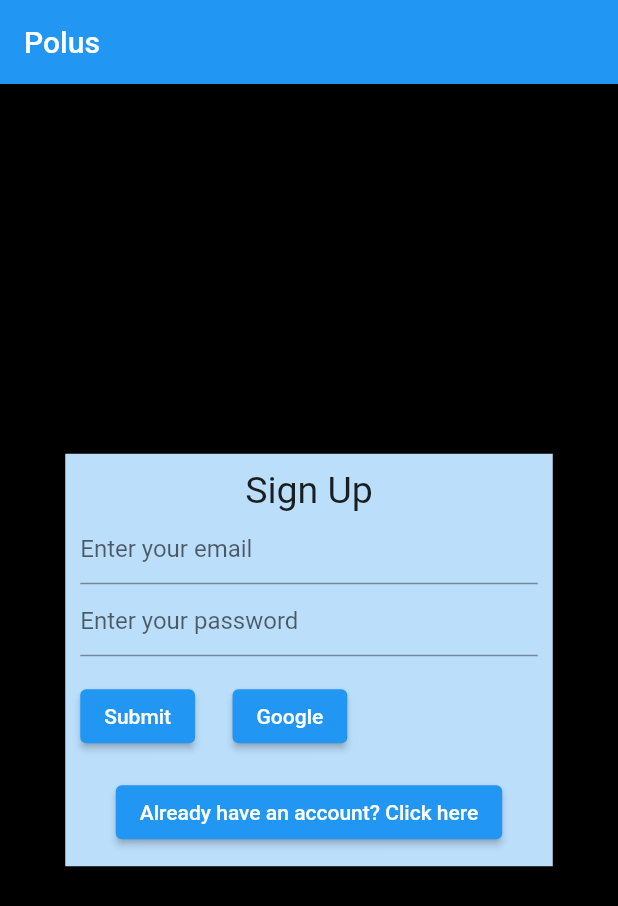
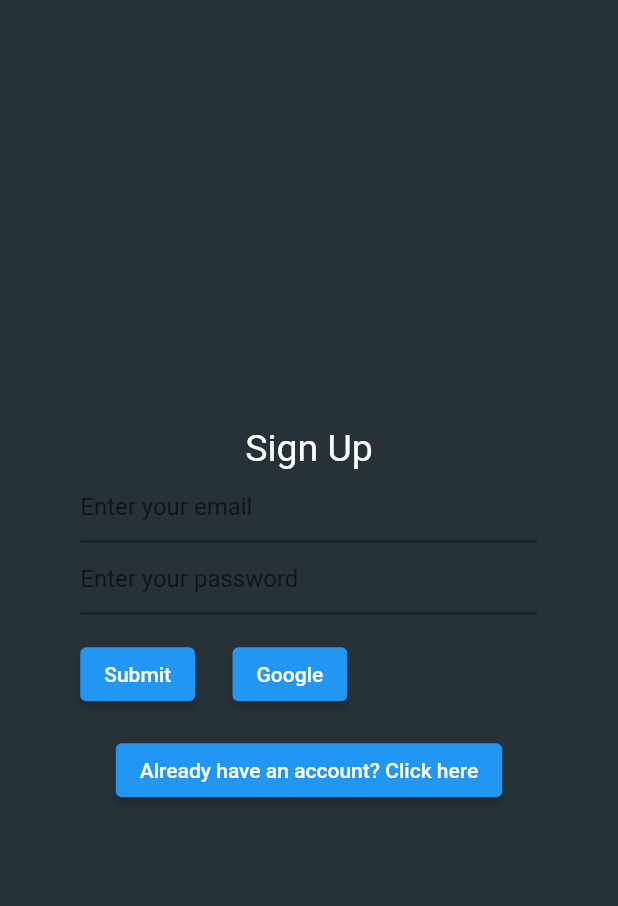
Before and after one commit to dchicchon/Polus, a Flutter app: the screen it shows after launch, after a tap on "Dont have an account? Sign up here", on a phone screen of 412 x 824 dp. Shown: the top 906 px of the screen. Run offline on Flutter 3.47's test engine with Material 2 defaults, Android fonts, the phone set to English and light mode, and no system bars; our stand-ins replace carousel_slider, cloud_firestore, cloud_functions, firebase_analytics, firebase_auth, firebase_core and 3 more; accounts and stored records are empty.

Commit message:
working on adding splash page and just updated signup and login widgets and style. still have to style them

```diff
--- a/app/lib/main.dart
+++ b/app/lib/main.dart
@@ -100,7 +100,10 @@ class _MyAppState extends State<MyApp> {
           // navigatorObservers: [FirebaseAnalyticsObserver(analytics: analytics)],
           theme: ThemeData(
               primarySwatch: Colors.blue,
-              scaffoldBackgroundColor: Colors.black),
+              scaffoldBackgroundColor: Colors.black,
+              textTheme: Theme.of(context)
+                  .textTheme
+                  .apply(bodyColor: Colors.white, displayColor: Colors.white)),
           home: SomethingWentWrong());
     }
 
@@ -174,61 +177,41 @@ class _AuthState extends State<Auth> {
 
   String authWidget = 'login';
 
-  Widget whichWidget() {
-    return this.authWidget == 'login' ? Login() : SignUp();
+  void setPage(page) {
+    setState(() {
+      authWidget = page;
+    });
   }
 
   @override
   void initState() {
+    super.initState();
     // Listen for changes in whether or not there is a user
     firebaseAuth.authStateChanges().listen((User user) {
-      print("Change in user status");
-      print(user);
       widget.onLogin(user); // this will change to logged out or logged in
     });
-    super.initState();
   }
 
   Widget build(BuildContext context) {
     return Scaffold(
-      backgroundColor: Colors.black,
-      appBar: AppBar(title: const Text("Polus")),
+      backgroundColor: Colors.blueGrey[900],
+      // appBar: AppBar(title: const Text("Polus")),
       body: Center(
           child: Container(
-              color: Colors.blue[100],
+              // color: Colors.blue[100],
               width: 325,
               height: 275,
               padding: EdgeInsets.all(10),
-              child: Column(
-                children: [
-                  Text(
-                    (this.authWidget == 'login' ? "Login" : "Sign Up"),
-                    style: TextStyle(fontSize: 25),
-                  ),
-                  whichWidget(),
-                  ElevatedButton(
-                      onPressed: () {
-                        if (this.authWidget == 'login') {
-                          this.setState(() {
-                            this.authWidget = 'signup';
-                          });
-                        } else {
-                          this.setState(() {
-                            this.authWidget = 'login';
-                          });
-                        }
-                      },
-                      child: Text((this.authWidget == 'login'
-                          ? 'Dont have an account? Sign up here'
-                          : 'Already have an account? Click here')))
-                ],
-              ))),
+              child: (this.authWidget == 'login'
+                  ? Login(this.setPage)
+                  : SignUp(this.setPage)))),
     );
   }
 }
 
 class Login extends StatefulWidget {
-  Login({Key key}) : super(key: key);
+  final Function setPage;
+  Login(this.setPage);
 
   @override
   _LoginState createState() => _LoginState();
@@ -244,7 +227,6 @@ class _LoginState extends State<Login> {
 
   @override
   void initState() {
-    print("Starting Login");
     super.initState();
   }
 
@@ -255,7 +237,12 @@ class _LoginState extends State<Login> {
   }
 
   Widget build(BuildContext context) {
-    return Form(
+    return Column(children: [
+      Text(
+        'Login',
+        style: TextStyle(fontSize: 25),
+      ),
+      Form(
           key: _loginKey,
           child: Column(
             crossAxisAlignment: CrossAxisAlignment.start,
@@ -319,12 +306,19 @@ class _LoginState extends State<Login> {
                 ],
               )
             ],
-        ));
+          )),
+      ElevatedButton(
+          onPressed: () {
+            widget.setPage('signup');
+          },
+          child: Text('Dont have an account? Sign up here'))
+    ]);
   }
 }
 
 class SignUp extends StatefulWidget {
-  SignUp({Key key}) : super(key: key);
+  final Function setPage;
+  SignUp(this.setPage);
 
   @override
   _SignUpState createState() => _SignUpState();
@@ -347,7 +341,9 @@ class _SignUpState extends State<SignUp> {
   }
 
   Widget build(BuildContext context) {
-    return Form(
+    return Column(children: [
+      Text('Sign Up', style: TextStyle(fontSize: 25, color: Colors.white)),
+      Form(
           key: _signUpKey,
           child: Column(
             crossAxisAlignment: CrossAxisAlignment.start,
@@ -412,6 +408,12 @@ class _SignUpState extends State<SignUp> {
                 ],
               )
             ],
-        ));
+          )),
+      ElevatedButton(
+          onPressed: () {
+            widget.setPage('login');
+          },
+          child: Text('Already have an account? Click here'))
+    ]);
   }
 }
--- a/app/pubspec.yaml
+++ b/app/pubspec.yaml
@@ -51,7 +51,7 @@ dev_dependencies:
   flutter_test:
     sdk: flutter
   flutter_launcher_icons: ^0.9.1
-
+  flutter_native_splash: ^1.2.1
 flutter_icons:
   image_path: "assets/polus_icon128.png"
   android: true
```
Also changed, not shown: app/pubspec.lock. Lines whose indentation alone changed are shown as unchanged.
